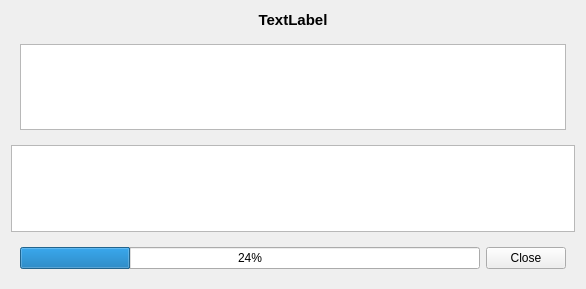
The window that UI/propertyfieldloaddialog.ui (Gloix/Camaron) describes before a commit, drawn with Qt 5.
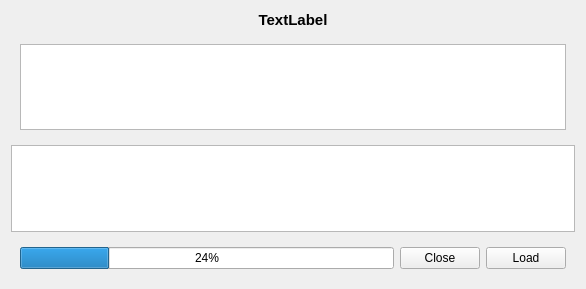
The same window after the commit.

What changed in the file:
```diff
--- a/UI/propertyfieldloaddialog.ui
+++ b/UI/propertyfieldloaddialog.ui
@@ -70,6 +70,13 @@
         </property>
        </widget>
       </item>
+      <item>
+       <widget class="QPushButton" name="pushButton_load">
+        <property name="text">
+         <string>Load</string>
+        </property>
+       </widget>
+      </item>
      </layout>
     </widget>
    </item>
```
Left out of the diff: 2 changed lines with no effect on the pictures.
